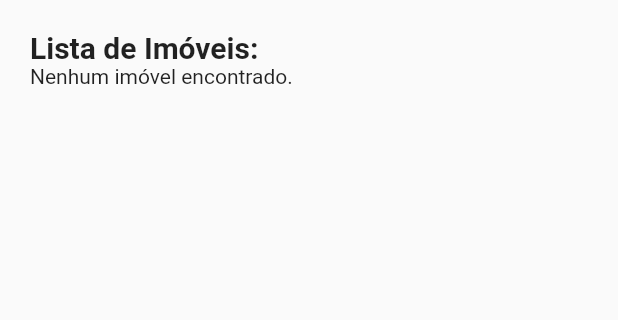
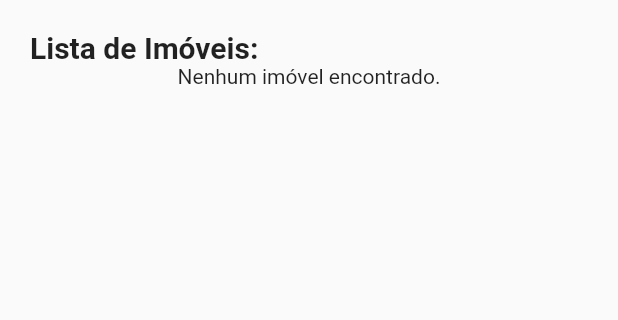
Before and after one commit to jovitif/House-Rental-Mobile-App, a Flutter app: the PropertiesPage screen opened by its route, on a phone screen of 412 x 824 dp, the part 90-410 px from its top. Run offline on Flutter 3.47's test engine with Material 2 defaults, Android fonts, the light colour scheme and no system bars; our stand-ins replace cloud_firestore, firebase_auth, firebase_core, firebase_storage, flutter_svg, flutter_typeahead and 3 more; accounts and stored records are empty.

Commit message:
corrigindo erro da tela vermelha

```diff
--- a/houserental/lib/pages/proprietes_page.dart
+++ b/houserental/lib/pages/proprietes_page.dart
@@ -80,7 +80,11 @@ class _PropertiesPageState extends State<PropertiesPage> {
                 'Lista de Imóveis:',
                 style: TextStyle(fontSize: 20.0, fontWeight: FontWeight.bold),
               ),
-              if (userProperties.isNotEmpty)
+              if (userProperties.isEmpty)
+                Center(
+                  child: Text('Nenhum imóvel encontrado.'),
+                )
+              else
                 Expanded(
                   child: ListView.builder(
                     itemCount: userProperties.length,
@@ -90,7 +94,7 @@ class _PropertiesPageState extends State<PropertiesPage> {
                       final propertyId = userProperties[index].id;
                       final imageUrl = property['images'] != null
                           ? property['images'][0]
-                          : null; // Use 'images' em vez de 'images[0]'
+                          : null;
 
                       return InkWell(
                         onTap: () {
@@ -132,7 +136,6 @@ class _PropertiesPageState extends State<PropertiesPage> {
                     },
                   ),
                 ),
-              if (userProperties.isEmpty) Text('Nenhum imóvel encontrado.'),
             ],
           ),
         ),
```
Also changed, not shown: houserental/google_map_tracker/pubspec.lock.
